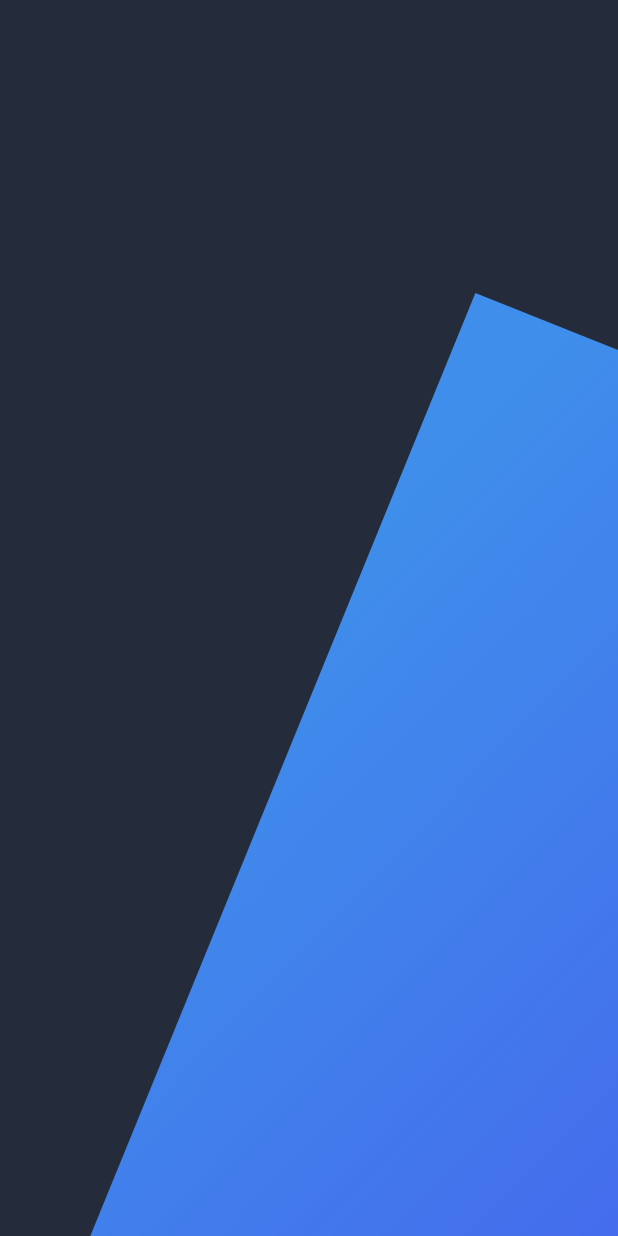
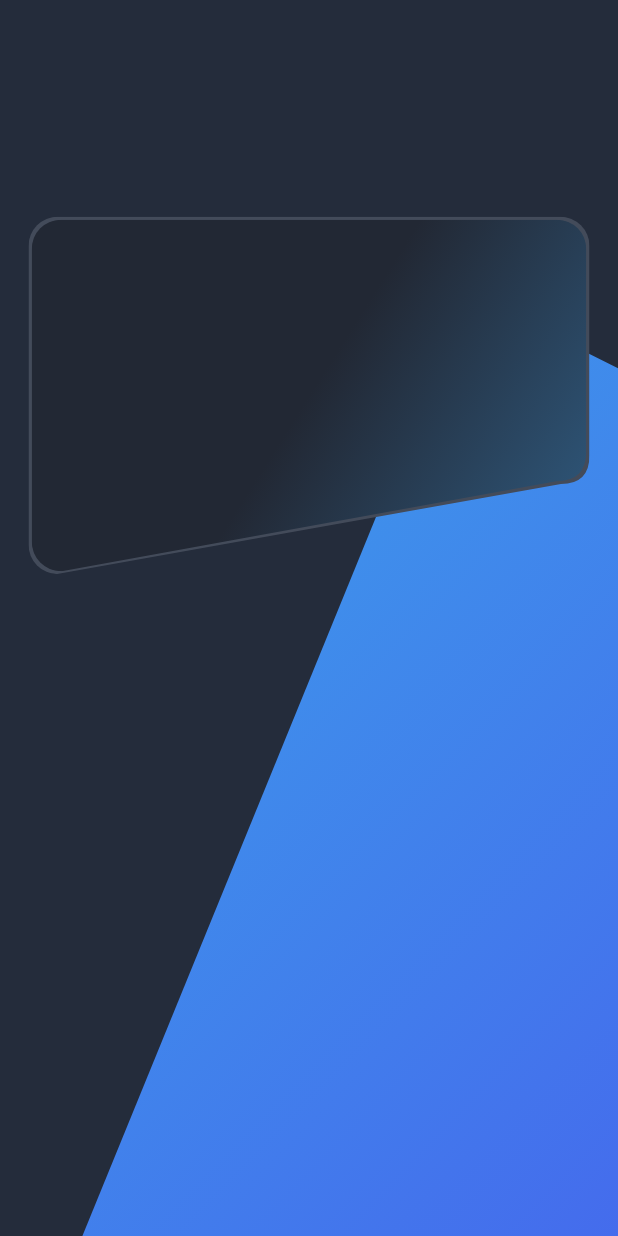
Before and after one commit to cshazem1/online_bike_shopping_app, a Flutter app: the screen it shows after launch, on a phone screen of 412 x 824 dp. Run offline on Flutter 3.47's test engine with Material 3 defaults, Android fonts, the phone set to English and light mode, and no system bars; our stand-ins replace flutter_screenutil.

Commit message:
Added Custom Slider Widget

```diff
--- a/lib/core/app_colors.dart
+++ b/lib/core/app_colors.dart
@@ -4,6 +4,11 @@ class AppColors {
   static Color darkBlue = const Color(0xFF242C3B);
   static Color lightBlue = const Color(0xFF3F8EEB);
   static Color lightBlue2 = const Color(0xFF4661ED);
+  static Color darkBlueCard = const Color(0xFF333333);
+  static Color darkBlueCard2 = const Color(0xFF222834);
+  static Color lightBlueCard = const Color(0xFF2F5A7F);
+  static Color border = const Color(0xFF434B5A);
+
   static Color white = const Color(0xFFFFFFFF);
   static Color black = const Color(0xFF000000);
 }
--- a/lib/home/screens/home_screen.dart
+++ b/lib/home/screens/home_screen.dart
@@ -4,6 +4,7 @@ import 'package:flutter_screenutil/flutter_screenutil.dart';
 
 import '../../core/app_colors.dart';
 import '../widgets/back_ground_shape_widget.dart';
+import '../widgets/custom_slider_widget.dart';
 
 class HomeScreen extends StatelessWidget {
   const HomeScreen({super.key});
@@ -12,10 +13,16 @@ class HomeScreen extends StatelessWidget {
   Widget build(BuildContext context) {
     return  Scaffold(
       backgroundColor: AppColors.darkBlue,
-      body: Stack(children: [
+      body: Stack(
+        alignment: Alignment.center,
+        children: [
         Positioned(
             top: 200.h,
-            child: BackgroundShape())
+            child: BackgroundShape()),
+        Positioned(
+          top: 150.h,
+          child: CustomSliderWidget(),
+        )
       ],),
     );
   }
--- a/lib/home/widgets/back_ground_shape_widget.dart
+++ b/lib/home/widgets/back_ground_shape_widget.dart
@@ -36,7 +36,7 @@ class ParallelogramClipper extends CustomClipper<Path> {
 
     Path path = Path();
     path.moveTo(slant, 0);
-    path.lineTo(size.width, 40.w);
+    path.lineTo(size.width, 50.w);
     path.lineTo(size.width , size.height);
     path.lineTo(-20.h, size.height);
     path.close();
--- /dev/null
+++ b/lib/home/widgets/custom_slider_widget.dart
@@ -0,0 +1,95 @@
+import 'package:flutter/material.dart';
+import 'package:flutter_screenutil/flutter_screenutil.dart';
+
+import '../../core/app_colors.dart';
+
+class CustomSliderWidget extends StatelessWidget {
+  const CustomSliderWidget({
+    super.key,
+  });
+
+  @override
+  Widget build(BuildContext context) {
+    return Column(
+      crossAxisAlignment: CrossAxisAlignment.center,
+      children: [
+        Stack(
+          clipBehavior: Clip.none,
+          children: [
+            Positioned(
+              top: -2.h,
+              left: -2.w,
+              child: ClipPath(
+                clipper: BottomSlantedClipperWithRadius(radius: 19,slant: 60),
+                child: Container(
+                  height: 244.h,
+                  width: 354.w,
+                  decoration: BoxDecoration(
+                    borderRadius: BorderRadius.circular(20.r),
+                    color: AppColors.border,
+                  ),
+
+                ),
+              ),
+            ),
+            ClipPath(
+              clipper: BottomSlantedClipperWithRadius(radius: 20,slant: 60),
+              child: Container(
+                height: 240.h,
+                width: 350.w,
+                decoration: BoxDecoration(
+                  borderRadius: BorderRadius.circular(20.r),
+                  gradient: LinearGradient(
+                    colors: [
+                      AppColors.darkBlueCard2,
+                      AppColors.darkBlueCard2,
+                      AppColors.lightBlueCard,
+                    ],
+                    begin: Alignment.topLeft,
+                    end: Alignment.bottomRight,
+                  ),
+                ),
+
+              ),
+            ),
+
+          ],
+        )
+      ],);
+  }
+}
+class BottomSlantedClipperWithRadius extends CustomClipper<Path> {
+  final double slant;
+  final double radius;
+
+  BottomSlantedClipperWithRadius({
+    this.slant = 30,
+    this.radius = 16,
+  });
+
+  @override
+  Path getClip(Size size) {
+    final path = Path();
+
+    final double w = size.width;
+    final double h = size.height;
+
+    path.moveTo(0, radius);
+    path.quadraticBezierTo(0, 0, radius, 0);
+
+    path.lineTo(w - radius, 0);
+    path.quadraticBezierTo(w, 0, w, radius);
+
+    path.lineTo(w, h - slant - radius);
+    path.quadraticBezierTo(w, h - slant, w - radius, h - slant);
+
+    path.lineTo(radius, h);
+    path.quadraticBezierTo(0, h, 0, h - radius);
+
+    path.close();
+    return path;
+  }
+
+  @override
+  bool shouldReclip(covariant CustomClipper<Path> oldClipper) => false;
+}
```
